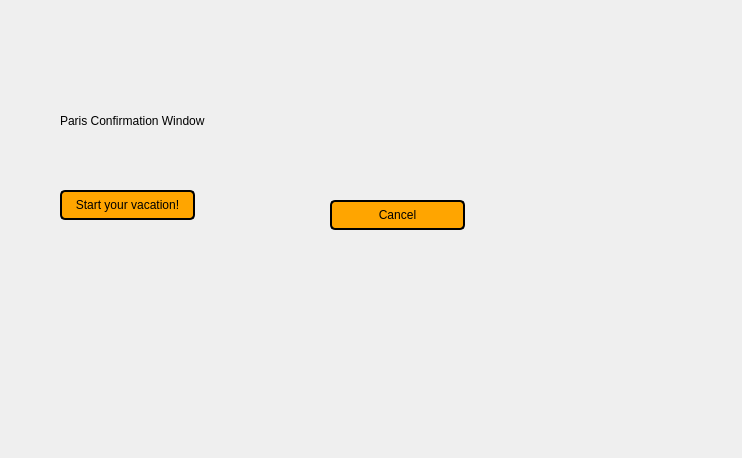
Before: the Qt Designer form EuropeanVacation/tconfirmparis.ui in brivero0/TeamMagmar, drawn with Qt 5.
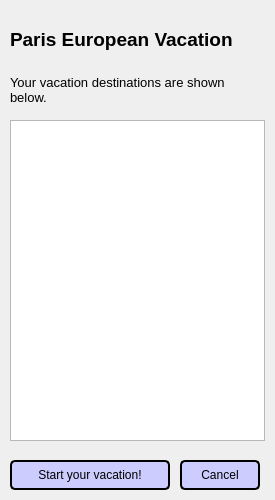
After: the same form once the commit is applied.

The edit to the form file:
```diff
--- a/EuropeanVacation/tconfirmparis.ui
+++ b/EuropeanVacation/tconfirmparis.ui
@@ -6,8 +6,8 @@
    <rect>
     <x>0</x>
     <y>0</y>
-    <width>742</width>
-    <height>458</height>
+    <width>275</width>
+    <height>500</height>
    </rect>
   </property>
   <property name="windowTitle">
@@ -16,27 +16,30 @@
   <widget class="QLabel" name="ParisConfirmationLabel">
    <property name="geometry">
     <rect>
-     <x>60</x>
-     <y>80</y>
-     <width>261</width>
-     <height>81</height>
+     <x>10</x>
+     <y>10</y>
+     <width>250</width>
+     <height>60</height>
     </rect>
    </property>
    <property name="text">
-    <string>Paris Confirmation Window</string>
+    <string>&lt;html&gt;&lt;head/&gt;&lt;body&gt;&lt;p&gt;&lt;span style=&quot; font-size:14pt; font-weight:600;&quot;&gt;Paris European Vacation&lt;/span&gt;&lt;/p&gt;&lt;/body&gt;&lt;/html&gt;</string>
+   </property>
+   <property name="wordWrap">
+    <bool>true</bool>
    </property>
   </widget>
   <widget class="QPushButton" name="startSimulationBtn1">
    <property name="geometry">
     <rect>
-     <x>60</x>
-     <y>190</y>
-     <width>135</width>
+     <x>10</x>
+     <y>460</y>
+     <width>160</width>
      <height>30</height>
     </rect>
    </property>
    <property name="styleSheet">
-    <string notr="true">background-color:#ffa500;
+    <string notr="true">background-color:#ccccff;
 border-style: solid;
 border-color: black;
 border-width: 2px;
@@ -49,14 +52,14 @@
   <widget class="QPushButton" name="cancelButton">
    <property name="geometry">
     <rect>
-     <x>330</x>
-     <y>200</y>
-     <width>135</width>
+     <x>180</x>
+     <y>460</y>
+     <width>80</width>
      <height>30</height>
     </rect>
    </property>
    <property name="styleSheet">
-    <string notr="true">background-color:#ffa500;
+    <string notr="true">background-color:#ccccff;
 border-style: solid;
 border-color: black;
 border-width: 2px;
@@ -66,6 +69,32 @@
     <string>Cancel</string>
    </property>
   </widget>
+  <widget class="QListWidget" name="cityList">
+   <property name="geometry">
+    <rect>
+     <x>10</x>
+     <y>120</y>
+     <width>255</width>
+     <height>321</height>
+    </rect>
+   </property>
+  </widget>
+  <widget class="QLabel" name="label">
+   <property name="geometry">
+    <rect>
+     <x>10</x>
+     <y>70</y>
+     <width>241</width>
+     <height>41</height>
+    </rect>
+   </property>
+   <property name="text">
+    <string>&lt;html&gt;&lt;head/&gt;&lt;body&gt;&lt;p&gt;&lt;span style=&quot; font-size:10pt;&quot;&gt;Your vacation destinations are shown below.&lt;/span&gt;&lt;/p&gt;&lt;/body&gt;&lt;/html&gt;</string>
+   </property>
+   <property name="wordWrap">
+    <bool>true</bool>
+   </property>
+  </widget>
  </widget>
  <resources/>
  <connections/>
```
